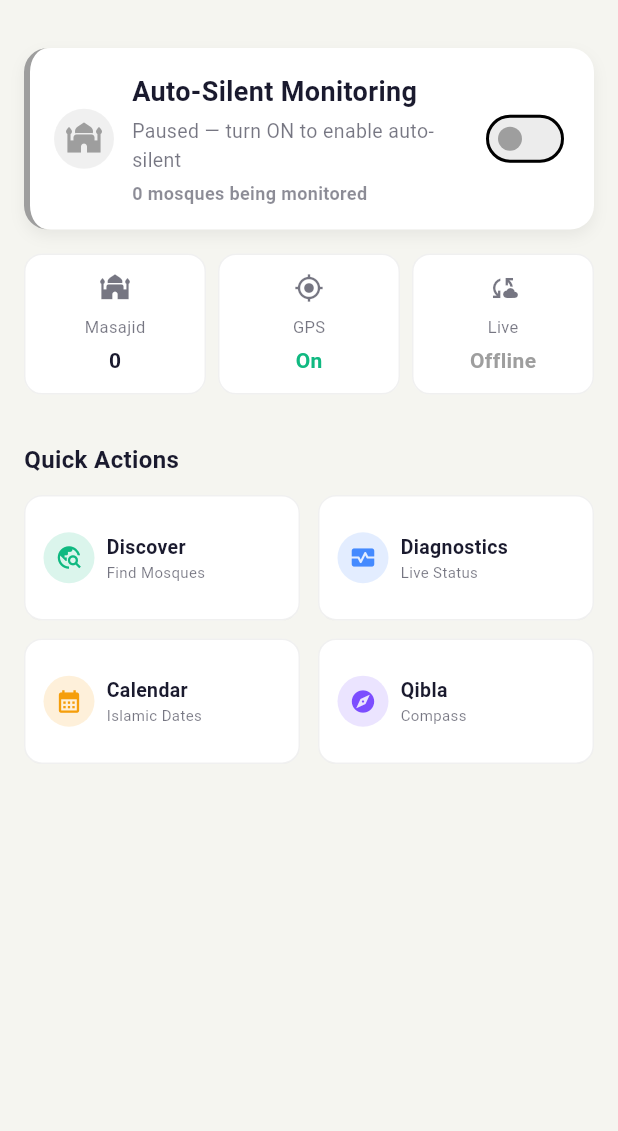
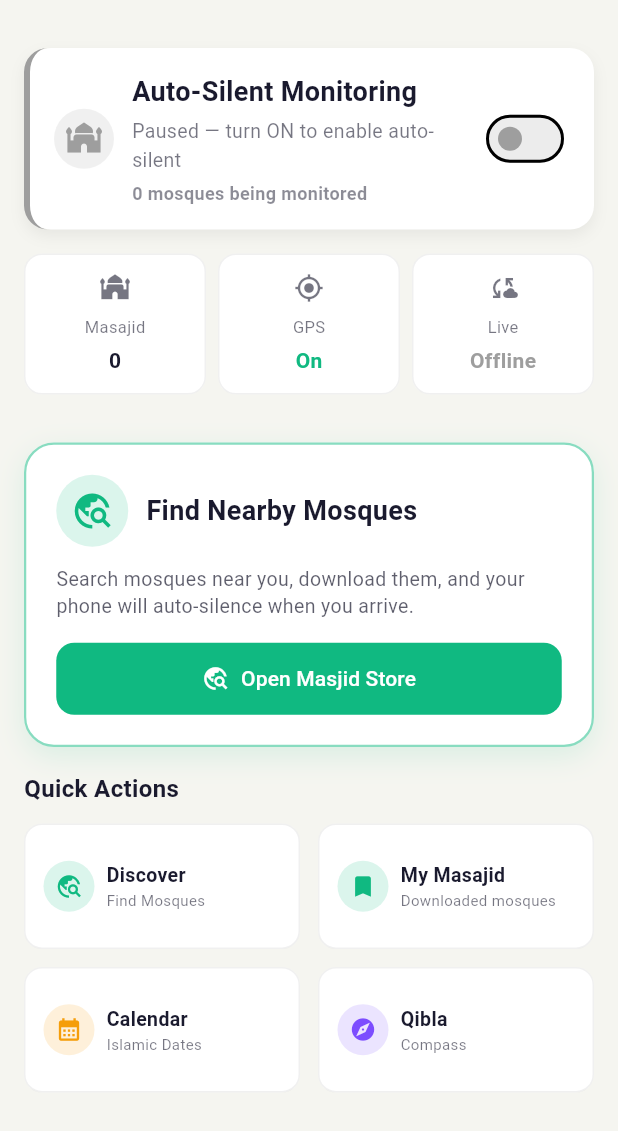
Before and after one commit to Iqra-Mushtaq2052/GPS-App, a Flutter app: the HomePage screen opened directly, on a phone screen of 412 x 824 dp, the part 105-1236 px from its top. Run offline on Flutter 3.47's test engine with Material 3 defaults, Android fonts, the phone set to English and light mode, and no system bars; our stand-ins replace drift, drift_flutter, flutter_local_notifications, flutter_map, geolocator, latlong2 and 4 more; missing offline and left inert: adhan_dart, sound_mode_advanced; accounts and stored records are empty; generated files the repository leaves out were written again.

Commit message:
fix: 4 critical UX issues resolved
1. Navigation: Onboarding now routes to MainShell (full bottom nav) instead
   of bare HomePage — Namazi & Imam both land on proper tabbed shell

2. Role-aware home screen CTAs:
   - Namazi (0 mosques): hero banner 'Find Nearby Mosques' with
     'Open Masjid Store' button -> Discover tab
   - Imam (no registered mosque): hero banner 'Register Your Mosque' with
     'Register Mosque Now' button -> AddMosquePage
   - Quick actions now role-aware: Imam sees Register/My Mosque,
     Namazi sees Discover/My Masajid
   - Settings icon uses MainShell.jumpTo(3) instead of push

3. GPS accuracy threshold: MosqueForegroundService raised from 40m to 150m
   — indoor/network GPS was giving 100m accuracy and ALL fixes were being
   discarded, causing proximity engine to never trigger auto-silence

4. Code quality: removed unused imports, added mounted check in onboarding

```diff
--- a/lib/features/home/home_page.dart
+++ b/lib/features/home/home_page.dart
@@ -3,16 +3,15 @@ import 'package:flutter/material.dart';
 import 'package:shared_preferences/shared_preferences.dart';
 
 import '../../app_scope.dart';
+import '../../app.dart';
 import '../../background/proximity_engine.dart';
 import '../../core/native/native_proximity_bridge.dart';
 import '../../core/prayer/hijri_service.dart';
 import '../../core/prayer/prayer_tracker_service.dart';
 import '../../data/db/app_database.dart';
 import '../calendar/islamic_calendar_sheet.dart';
-import '../diagnostics/diagnostics_page.dart';
-import '../mosque/discover_mosques_page.dart';
+import '../mosque/add_mosque_page.dart';
 import '../qibla/qibla_compass_page.dart';
-import '../settings/settings_page.dart';
 
 class HomePage extends StatefulWidget {
   const HomePage({super.key});
@@ -192,9 +191,7 @@ class _HomePageState extends State<HomePage> {
                 ),
                 IconButton(
                   icon: Icon(Icons.settings, color: theme.colorScheme.onSurface),
-                  onPressed: () => Navigator.of(context).push(
-                    MaterialPageRoute(builder: (_) => const SettingsPage()),
-                  ),
+                  onPressed: () => MainShell.jumpTo(context, 3),
                 ),
               ],
             ),
@@ -504,7 +501,51 @@ class _HomePageState extends State<HomePage> {
             ),
             const SizedBox(height: 16),
 
-            // ── Quick Actions Row ──
+            // ── Role-aware CTA Banner ──
+            StreamBuilder<List<Mosque>>(
+              stream: scope.mosqueRepository.watchAll(),
+              builder: (context, snapshot) {
+                final mosqueCount = snapshot.data?.length ?? 0;
+
+                // IMAM: show register mosque CTA if no managed mosque yet
+                if (_isImam) {
+                  return ListenableBuilder(
+                    listenable: scope.sync,
+                    builder: (context, _) {
+                      final managed = scope.sync.managedMosques;
+                      if (managed.isNotEmpty) return const SizedBox.shrink();
+                      return _HeroCTA(
+                        icon: Icons.add_location_alt,
+                        color: const Color(0xFFF59E0B),
+                        title: 'Register Your Mosque',
+                        subtitle: 'You haven\'t registered a mosque yet. Set up your mosque profile, prayer times, and share code.',
+                        buttonLabel: 'Register Mosque Now',
+                        onTap: () => Navigator.of(context).push(
+                          MaterialPageRoute(builder: (_) => const AddMosquePage()),
+                        ),
+                      );
+                    },
+                  );
+                }
+
+                // NAMAZI: show discover CTA when no mosques downloaded
+                if (mosqueCount == 0) {
+                  return _HeroCTA(
+                    icon: Icons.travel_explore,
+                    color: const Color(0xFF10B981),
+                    title: 'Find Nearby Mosques',
+                    subtitle: 'Search mosques near you, download them, and your phone will auto-silence when you arrive.',
+                    buttonLabel: 'Open Masjid Store',
+                    onTap: () => MainShell.jumpTo(context, 1),
+                  );
+                }
+
+                return const SizedBox.shrink();
+              },
+            ),
+            const SizedBox(height: 16),
+
+            // ── Quick Actions ──
             const Text(
               'Quick Actions',
               style: TextStyle(fontSize: 16, fontWeight: FontWeight.bold),
@@ -518,20 +559,39 @@ class _HomePageState extends State<HomePage> {
               crossAxisSpacing: 12,
               childAspectRatio: 2.2,
               children: [
+                if (_isImam) ...[
+                  _ActionCard(
+                    title: 'Register Mosque',
+                    subtitle: 'Add your mosque',
+                    icon: Icons.add_location_alt,
+                    color: const Color(0xFFF59E0B),
+                    onTap: () => Navigator.of(context).push(
+                      MaterialPageRoute(builder: (_) => const AddMosquePage()),
+                    ),
+                  ),
+                  _ActionCard(
+                    title: 'My Mosque',
+                    subtitle: 'Manage & announce',
+                    icon: Icons.mosque,
+                    color: const Color(0xFF10B981),
+                    onTap: () => MainShell.jumpTo(context, 2),
+                  ),
+                ] else ...[
                   _ActionCard(
                     title: 'Discover',
                     subtitle: 'Find Mosques',
                     icon: Icons.travel_explore,
                     color: const Color(0xFF10B981),
-                  onTap: () => Navigator.of(context).push(MaterialPageRoute(builder: (_) => const DiscoverMosquesPage())),
+                    onTap: () => MainShell.jumpTo(context, 1),
                   ),
                   _ActionCard(
-                  title: 'Diagnostics',
-                  subtitle: 'Live Status',
-                  icon: Icons.monitor_heart,
-                  color: Colors.blueAccent,
-                  onTap: () => Navigator.of(context).push(MaterialPageRoute(builder: (_) => const DiagnosticsPage())),
+                    title: 'My Masajid',
+                    subtitle: 'Downloaded mosques',
+                    icon: Icons.bookmark,
+                    color: const Color(0xFF10B981),
+                    onTap: () => MainShell.jumpTo(context, 2),
                   ),
+                ],
                 _ActionCard(
                   title: 'Calendar',
                   subtitle: 'Islamic Dates',
@@ -549,7 +609,9 @@ class _HomePageState extends State<HomePage> {
                   subtitle: 'Compass',
                   icon: Icons.explore,
                   color: Colors.deepPurpleAccent,
-                  onTap: () => Navigator.of(context).push(MaterialPageRoute(builder: (_) => const QiblaCompassPage())),
+                  onTap: () => Navigator.of(context).push(
+                    MaterialPageRoute(builder: (_) => const QiblaCompassPage()),
+                  ),
                 ),
               ],
             ),
@@ -703,6 +765,100 @@ class _GlassCard extends StatelessWidget {
         color: Colors.transparent,
         borderRadius: BorderRadius.circular(16),
         child: child,
+      ),
+    );
+  }
+}
+
+/// Prominent hero-style call-to-action card shown on home screen
+/// when a key action is missing (e.g., 0 mosques for Namazi, or
+/// no registered mosque for Imam).
+class _HeroCTA extends StatelessWidget {
+  final IconData icon;
+  final Color color;
+  final String title;
+  final String subtitle;
+  final String buttonLabel;
+  final VoidCallback onTap;
+
+  const _HeroCTA({
+    required this.icon,
+    required this.color,
+    required this.title,
+    required this.subtitle,
+    required this.buttonLabel,
+    required this.onTap,
+  });
+
+  @override
+  Widget build(BuildContext context) {
+    final theme = Theme.of(context);
+    final isDark = theme.brightness == Brightness.dark;
+    return Container(
+      padding: const EdgeInsets.all(20),
+      decoration: BoxDecoration(
+        color: isDark ? theme.colorScheme.surface.withValues(alpha: 0.8) : theme.colorScheme.surface,
+        borderRadius: BorderRadius.circular(20),
+        border: Border.all(color: color.withValues(alpha: 0.5), width: 1.5),
+        boxShadow: [
+          BoxShadow(
+            color: color.withValues(alpha: 0.12),
+            blurRadius: 16,
+            offset: const Offset(0, 6),
+          ),
+        ],
+      ),
+      child: Column(
+        crossAxisAlignment: CrossAxisAlignment.start,
+        children: [
+          Row(
+            children: [
+              Container(
+                padding: const EdgeInsets.all(10),
+                decoration: BoxDecoration(
+                  color: color.withValues(alpha: 0.15),
+                  shape: BoxShape.circle,
+                ),
+                child: Icon(icon, color: color, size: 28),
+              ),
+              const SizedBox(width: 12),
+              Expanded(
+                child: Text(
+                  title,
+                  style: TextStyle(
+                    fontSize: 18,
+                    fontWeight: FontWeight.bold,
+                    color: theme.colorScheme.onSurface,
+                  ),
+                ),
+              ),
+            ],
+          ),
+          const SizedBox(height: 12),
+          Text(
+            subtitle,
+            style: TextStyle(
+              fontSize: 13,
+              color: theme.colorScheme.onSurface.withValues(alpha: 0.7),
+              height: 1.4,
+            ),
+          ),
+          const SizedBox(height: 16),
+          SizedBox(
+            width: double.infinity,
+            child: FilledButton.icon(
+              onPressed: onTap,
+              icon: Icon(icon, size: 18),
+              label: Text(buttonLabel),
+              style: FilledButton.styleFrom(
+                backgroundColor: color,
+                foregroundColor: Colors.white,
+                padding: const EdgeInsets.symmetric(vertical: 14),
+                shape: RoundedRectangleBorder(borderRadius: BorderRadius.circular(12)),
+              ),
+            ),
+          ),
+        ],
       ),
     );
   }
--- a/lib/features/onboarding/permission_onboarding_page.dart
+++ b/lib/features/onboarding/permission_onboarding_page.dart
@@ -1,7 +1,8 @@
 import 'package:flutter/material.dart';
 
+import '../../app.dart';
 import '../../app_scope.dart';
-import '../home/home_page.dart';
+import '../role/role_selection_page.dart';
 
 class PermissionOnboardingPage extends StatefulWidget {
   const PermissionOnboardingPage({super.key});
@@ -60,8 +61,13 @@ class _PermissionOnboardingPageState extends State<PermissionOnboardingPage>
           setState(() => _step = _Step.done);
         case _Step.done:
           if (mounted) {
+            final scope = AppScope.of(context);
+            final hasRole = await scope.roleService.hasRole();
+            if (!mounted) return;
             Navigator.of(context).pushReplacement(
-              MaterialPageRoute(builder: (_) => const HomePage()),
+              MaterialPageRoute(
+                builder: (_) => hasRole ? const MainShell() : const RoleSelectionPage(),
+              ),
             );
           }
       }
```
Also changed, not shown: 1 other file. Lines whose indentation alone changed are shown as unchanged.
